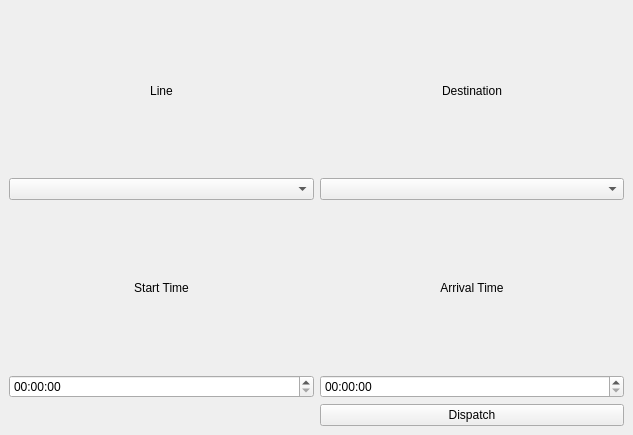
First picture: the form in CTCOffice/ctcoffice/mainwindow.ui, repository marmysl/ece1140, before the edit.
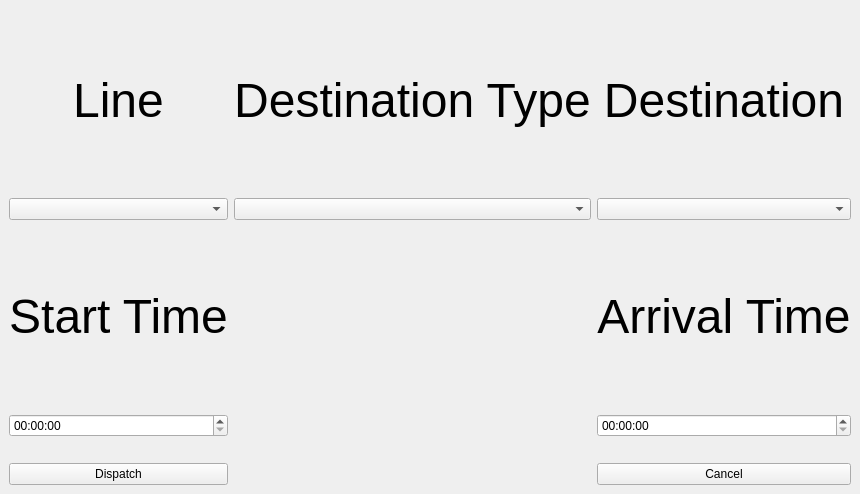
Second picture: the form after the edit.

```diff
--- a/CTCOffice/ctcoffice/mainwindow.ui
+++ b/CTCOffice/ctcoffice/mainwindow.ui
@@ -6,8 +6,8 @@
    <rect>
     <x>0</x>
     <y>0</y>
-    <width>633</width>
-    <height>435</height>
+    <width>823</width>
+    <height>494</height>
    </rect>
   </property>
   <property name="windowTitle">
@@ -15,10 +15,46 @@
   </property>
   <widget class="QWidget" name="centralwidget">
    <layout class="QGridLayout" name="gridLayout">
+    <item row="0" column="2">
+     <widget class="QLabel" name="lblDestination">
+      <property name="text">
+       <string>&lt;html&gt;&lt;head/&gt;&lt;body&gt;&lt;p&gt;&lt;span style=&quot; font-size:36pt;&quot;&gt;Destination&lt;/span&gt;&lt;/p&gt;&lt;/body&gt;&lt;/html&gt;</string>
+      </property>
+      <property name="alignment">
+       <set>Qt::AlignCenter</set>
+      </property>
+     </widget>
+    </item>
+    <item row="4" column="0">
+     <widget class="QTimeEdit" name="timeStart"/>
+    </item>
+    <item row="5" column="0" colspan="3">
+     <spacer name="horizontalSpacer">
+      <property name="orientation">
+       <enum>Qt::Horizontal</enum>
+      </property>
+      <property name="sizeHint" stdset="0">
+       <size>
+        <width>40</width>
+        <height>20</height>
+       </size>
+      </property>
+     </spacer>
+    </item>
+    <item row="2" column="2">
+     <widget class="QLabel" name="lblArrival">
+      <property name="text">
+       <string>&lt;html&gt;&lt;head/&gt;&lt;body&gt;&lt;p&gt;&lt;span style=&quot; font-size:36pt;&quot;&gt;Arrival Time&lt;/span&gt;&lt;/p&gt;&lt;/body&gt;&lt;/html&gt;</string>
+      </property>
+      <property name="alignment">
+       <set>Qt::AlignCenter</set>
+      </property>
+     </widget>
+    </item>
     <item row="0" column="0">
      <widget class="QLabel" name="lblLine">
       <property name="text">
-       <string>Line</string>
+       <string>&lt;html&gt;&lt;head/&gt;&lt;body&gt;&lt;p&gt;&lt;span style=&quot; font-size:36pt;&quot;&gt;Line&lt;/span&gt;&lt;/p&gt;&lt;/body&gt;&lt;/html&gt;</string>
       </property>
       <property name="alignment">
        <set>Qt::AlignCenter</set>
@@ -26,62 +62,63 @@
      </widget>
     </item>
     <item row="0" column="1">
-     <widget class="QLabel" name="lblDestination">
+     <widget class="QLabel" name="lblDispatchType">
       <property name="text">
-       <string>Destination</string>
+       <string>&lt;html&gt;&lt;head/&gt;&lt;body&gt;&lt;p&gt;&lt;span style=&quot; font-size:36pt;&quot;&gt;Destination Type&lt;/span&gt;&lt;/p&gt;&lt;/body&gt;&lt;/html&gt;</string>
       </property>
       <property name="alignment">
        <set>Qt::AlignCenter</set>
       </property>
      </widget>
     </item>
-    <item row="1" column="0">
-     <widget class="QComboBox" name="comboLine">
-      <property name="placeholderText">
-       <string>Choose One</string>
-      </property>
-     </widget>
-    </item>
-    <item row="1" column="1">
+    <item row="1" column="2">
      <widget class="QComboBox" name="comboDestination">
       <property name="placeholderText">
        <string>Choose One</string>
       </property>
      </widget>
     </item>
+    <item row="6" column="0">
+     <widget class="QPushButton" name="btnDispatch">
+      <property name="text">
+       <string>Dispatch</string>
+      </property>
+     </widget>
+    </item>
     <item row="2" column="0">
      <widget class="QLabel" name="lblStart">
       <property name="text">
-       <string>Start Time</string>
+       <string>&lt;html&gt;&lt;head/&gt;&lt;body&gt;&lt;p&gt;&lt;span style=&quot; font-size:36pt;&quot;&gt;Start Time&lt;/span&gt;&lt;/p&gt;&lt;/body&gt;&lt;/html&gt;</string>
       </property>
       <property name="alignment">
        <set>Qt::AlignCenter</set>
       </property>
      </widget>
     </item>
-    <item row="2" column="1">
-     <widget class="QLabel" name="lblArrival">
+    <item row="1" column="0">
+     <widget class="QComboBox" name="comboLine">
+      <property name="placeholderText">
+       <string>Choose One</string>
+      </property>
+     </widget>
+    </item>
+    <item row="6" column="2">
+     <widget class="QPushButton" name="btnCancel">
       <property name="text">
-       <string>Arrival Time</string>
+       <string>Cancel</string>
       </property>
-      <property name="alignment">
-       <set>Qt::AlignCenter</set>
+     </widget>
+    </item>
+    <item row="1" column="1">
+     <widget class="QComboBox" name="comboDestinationType">
+      <property name="placeholderText">
+       <string>Choose One</string>
       </property>
      </widget>
     </item>
-    <item row="3" column="0">
-     <widget class="QTimeEdit" name="timeStart"/>
-    </item>
-    <item row="3" column="1">
+    <item row="4" column="2">
      <widget class="QTimeEdit" name="timeArrival"/>
     </item>
-    <item row="4" column="1">
-     <widget class="QPushButton" name="btnDispatch">
-      <property name="text">
-       <string>Dispatch</string>
-      </property>
-     </widget>
-    </item>
    </layout>
   </widget>
  </widget>
```
Left out of the diff: 19 changed lines with no effect on the pictures.
